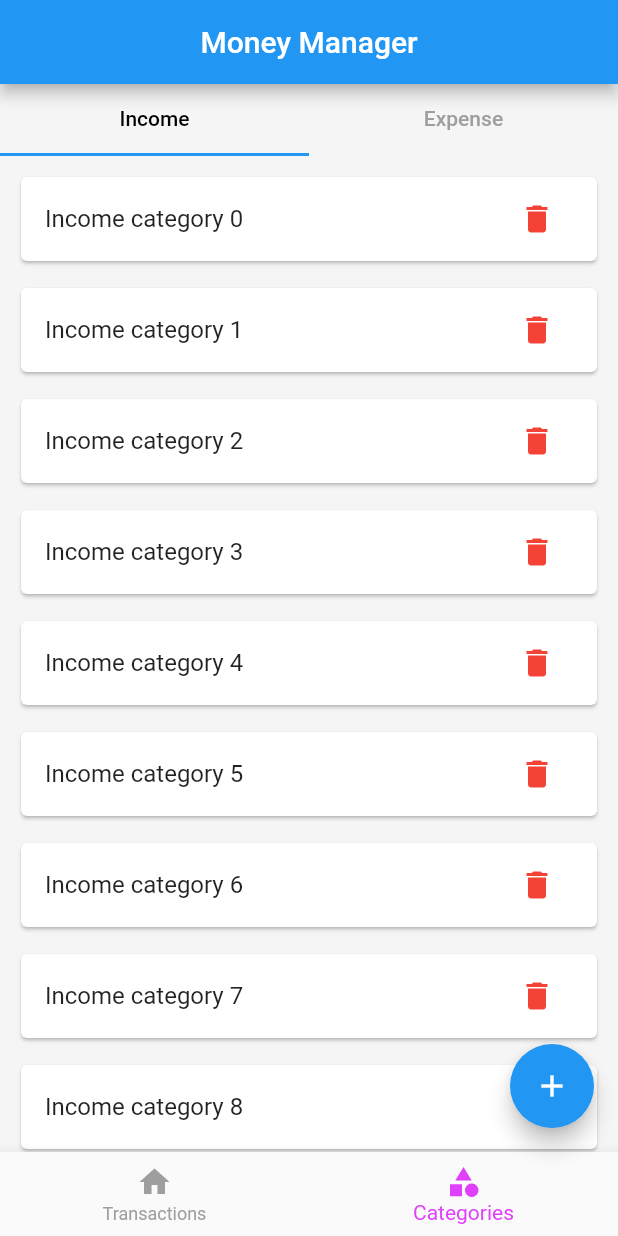
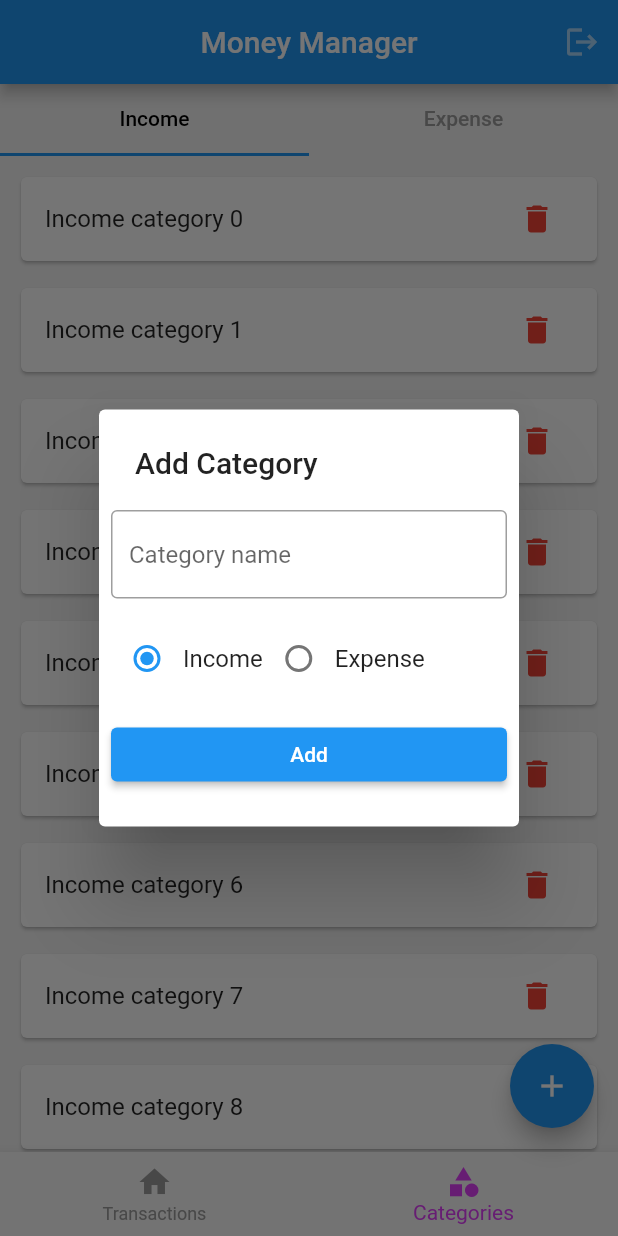
Before and after one commit to sarath1995rk/personal_money_management, a Flutter app: the screen it shows after launch, item 2 of the bottom bar chosen, after a tap on the "add" icon, on a phone screen of 412 x 824 dp. Run offline on Flutter 3.47's test engine with Material 2 defaults, Android fonts, the phone set to English and light mode, and no system bars; our stand-ins replace hive, hive_flutter; accounts and stored records are empty.

Commit message:
chapter 3

```diff
--- a/lib/models/category_model.dart
+++ b/lib/models/category_model.dart
@@ -19,6 +19,11 @@ class CategoryModel extends HiveObject {
   final bool isDeleted;
 
   CategoryModel(this.name, this.type, this.isDeleted);
+
+  @override
+  String toString() {
+    return 'CategoryModel{name: $name, type: $type, isDeleted: $isDeleted}';
+  }
 }
 
 //flutter pub run build_runner build --delete-conflicting-outputs
--- /dev/null
+++ b/lib/screens/category/category_add_popup.dart
@@ -0,0 +1,69 @@
+import 'package:flutter/cupertino.dart';
+import 'package:flutter/material.dart';
+import 'package:personal_money_management_app/models/category_model.dart';
+
+ValueNotifier<CategoryType> selectedCategoryNotifier =
+    ValueNotifier(CategoryType.income);
+
+Future<void> showCategoryAddPopup(BuildContext context) async {
+  showDialog(
+      context: context,
+      builder: (ctx) {
+        return SimpleDialog(
+          title: const Text('Add Category'),
+          children: [
+            Padding(
+              padding: const EdgeInsets.all(8.0),
+              child: TextFormField(
+                decoration: InputDecoration(
+                    border: OutlineInputBorder(), hintText: 'Category name'),
+              ),
+            ),
+            Padding(
+              padding: const EdgeInsets.all(8.0),
+              child: Row(
+                children: [
+                  RadioButton('Income', CategoryType.income),
+                  RadioButton('Expense', CategoryType.expense)
+                ],
+              ),
+            ),
+            Padding(
+              padding: const EdgeInsets.all(8.0),
+              child: ElevatedButton(onPressed: () {}, child: const Text('Add')),
+            )
+          ],
+        );
+      });
+}
+
+class RadioButton extends StatelessWidget {
+  final String title;
+  final CategoryType type;
+
+  RadioButton(this.title, this.type);
+
+  @override
+  Widget build(BuildContext context) {
+    return Row(
+      children: [
+        ValueListenableBuilder(
+            valueListenable: selectedCategoryNotifier,
+            builder: (ctx, CategoryType catType, __) {
+              return Radio<CategoryType>(
+                  value: type,
+                  groupValue: catType,
+                  onChanged: (val) {
+                    print(val);
+                    if (val == null) {
+                      return;
+                    } else {
+                      selectedCategoryNotifier.value = val;
+                    }
+                  });
+            }),
+        Text(title)
+      ],
+    );
+  }
+}
--- a/lib/screens/category/category_screen.dart
+++ b/lib/screens/category/category_screen.dart
@@ -1,4 +1,5 @@
 import 'package:flutter/material.dart';
+import 'package:personal_money_management_app/dbFunctions/categoryDb.dart';
 import 'package:personal_money_management_app/screens/category/expense_category_list.dart';
 import 'package:personal_money_management_app/screens/category/income_category_list.dart';
 
@@ -15,6 +16,9 @@ class _CategoryScreenState extends State<CategoryScreen>
   @override
   void initState() {
     _tabController = TabController(length: 2, vsync: this);
+    CategoryDb().getAllCategories().then((value) {
+      print('**** $value');
+    });
     super.initState();
   }
 
--- a/lib/screens/category/expense_category_list.dart
+++ b/lib/screens/category/expense_category_list.dart
@@ -7,7 +7,7 @@ class ExpenseCategoryList extends StatelessWidget {
   Widget build(BuildContext context) {
     return ListView.separated(
         padding: const EdgeInsets.all(10),
-        itemBuilder: (xtx, index) {
+        itemBuilder: (ctx, index) {
           return Card(
             child: ListTile(
               title: Text('Expense category $index'),
--- a/lib/screens/home/home_screen.dart
+++ b/lib/screens/home/home_screen.dart
@@ -1,4 +1,6 @@
 import 'package:flutter/material.dart';
+import 'package:personal_money_management_app/custom_paint_test/custom_screen.dart';
+import 'package:personal_money_management_app/screens/category/category_add_popup.dart';
 import 'package:personal_money_management_app/screens/category/category_screen.dart';
 import 'package:personal_money_management_app/screens/home/widgets/bottomNavigationMoneyManagement.dart';
 import 'package:personal_money_management_app/screens/transactions/transcation_screen.dart';
@@ -15,9 +17,23 @@ class HomeScreen extends StatelessWidget {
       appBar: AppBar(
         title: const Text('Money Manager'),
         centerTitle: true,
+        actions: [
+          IconButton(
+              onPressed: () => Navigator.of(context)
+                  .push(MaterialPageRoute(builder: (ctx) => CustomScreen())),
+              icon: const Icon(
+                Icons.logout,
+                color: Colors.white60,
+              ))
+        ],
       ),
       floatingActionButton: FloatingActionButton(
-        onPressed: () {},
+        onPressed: () {
+          if (selectedIndexNotifier.value == 0) {
+          } else {
+            showCategoryAddPopup(context);
+          }
+        },
         child: Icon(Icons.add),
       ),
       bottomNavigationBar: const BottomNavigationMoneyManagement(),
```
Also changed, not shown: lib/custom_paint_test/custom_paint_widget.dart (added, +13 -0 lines), lib/custom_paint_test/custom_screen.dart (added, +35 -0 lines).
